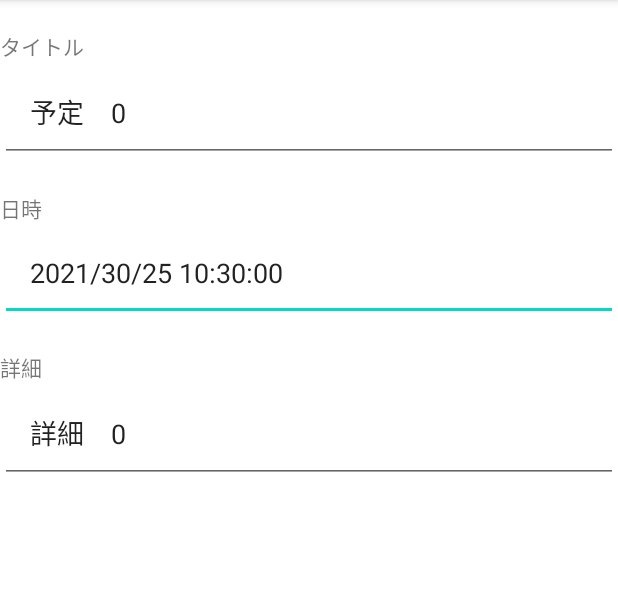
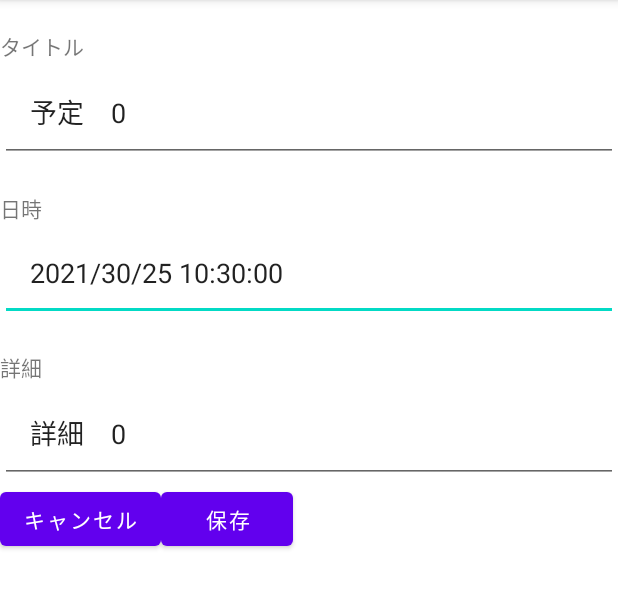
Before and after one commit to test070/ListView, an Android app: the screen it shows after launch (InputActivity), after a tap on an icon or button, on a phone screen of 412 x 824 dp, the part 84-693 px from its top. Run offline under Robolectric (Android 15) with nearby library versions, the phone set to English and light mode, and no system bars.

Commit message:
入力画面ボタン追加
入力画面に保存、キャンセルボタン追加

```diff
--- a/MyApplication2/app/src/main/java/com/example/myapplication/InputActivity.java
+++ b/MyApplication2/app/src/main/java/com/example/myapplication/InputActivity.java
@@ -4,10 +4,14 @@ import androidx.appcompat.app.AppCompatActivity;
 
 import android.content.Intent;
 import android.os.Bundle;
+import android.view.View;
+import android.widget.Button;
 import android.widget.TextView;
 
 import java.text.DateFormat;
+import java.text.ParseException;
 import java.text.SimpleDateFormat;
+import java.util.Date;
 
 public class InputActivity extends AppCompatActivity {
 
@@ -27,5 +31,21 @@ public class InputActivity extends AppCompatActivity {
         TextView inputContents = findViewById(R.id.editTextInputContents);
         inputContents.setText(item.getContents());
 
+        Button btnExecution = findViewById(R.id.buttonExecution);
+        btnExecution.setOnClickListener(new View.OnClickListener() {
+            @Override
+            public void onClick(View v) {
+                finish();
+            }
+        });
+
+        Button btnCancel = findViewById(R.id.buttonCancel);
+        btnCancel.setOnClickListener(new View.OnClickListener() {
+            @Override
+            public void onClick(View v) {
+                finish();
+            }
+        });
     }
+
 }
--- a/MyApplication2/app/src/main/res/layout/activity_input.xml
+++ b/MyApplication2/app/src/main/res/layout/activity_input.xml
@@ -10,6 +10,7 @@
         android:layout_width="match_parent"
         android:layout_height="match_parent"
         android:orientation="vertical">
+
         <TextView
             android:id="@+id/inputTitleLabel"
             android:layout_width="wrap_content"
@@ -76,5 +77,24 @@
             app:layout_constraintEnd_toEndOf="parent"
             app:layout_constraintStart_toStartOf="parent"
             tools:layout_editor_absoluteY="429dp" />
+
+        <LinearLayout
+            android:layout_width="match_parent"
+            android:layout_height="match_parent"
+            android:orientation="horizontal">
+
+            <Button
+                android:id="@+id/buttonCancel"
+                android:layout_width="wrap_content"
+                android:layout_height="wrap_content"
+                android:text="キャンセル" />
+            <Button
+                android:id="@+id/buttonExecution"
+                android:layout_width="wrap_content"
+                android:layout_height="wrap_content"
+                android:text="保存" />
+        </LinearLayout>
+
+
     </LinearLayout>
 </androidx.constraintlayout.widget.ConstraintLayout>
```
